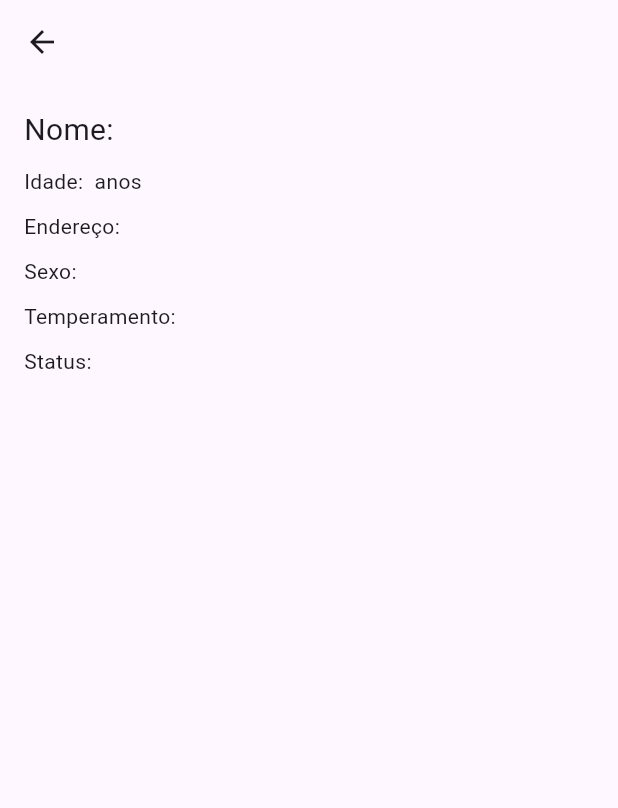
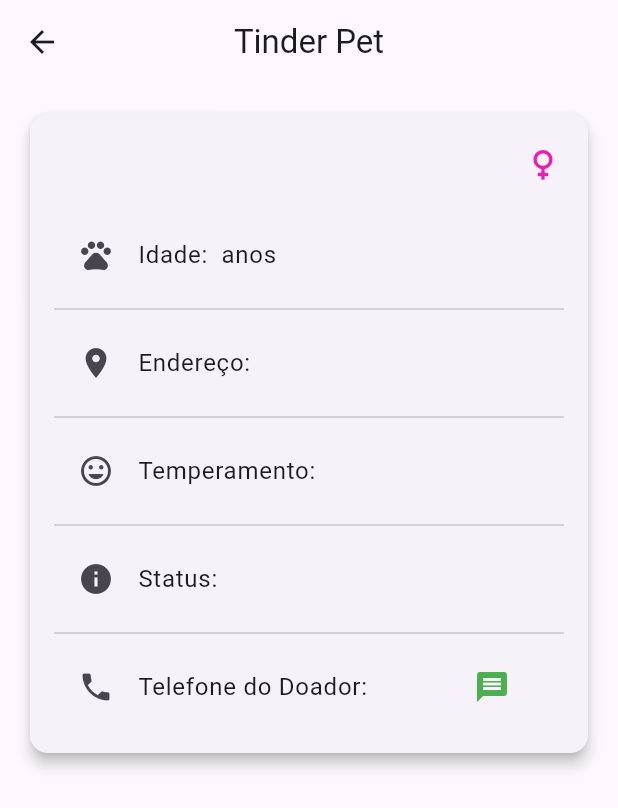
Before and after one commit to marcondesu/tinder-pet, a Flutter app: the PetDetailView screen opened directly with empty values, on a phone screen of 412 x 824 dp. Shown: the top 808 px of the screen. Run offline on Flutter 3.47's test engine with Material 3 defaults, Android fonts, the phone set to English and light mode, and no system bars; our stand-ins replace diacritic, flutter_dotenv, geocoding, geolocator, google_maps_flutter, intl_phone_field and 1 more; accounts and stored records are empty.

Commit message:
feat: melhorando view | contato com doador

```diff
--- a/tinder_pet/lib/view/pet_detail_view.dart
+++ b/tinder_pet/lib/view/pet_detail_view.dart
@@ -1,32 +1,152 @@
 import 'package:flutter/material.dart';
+import 'package:supabase_flutter/supabase_flutter.dart';
+import 'package:tinder_pet/controller/profile_controller.dart';
+import 'package:url_launcher/url_launcher.dart'; // Importa o url_launcher para abrir o link do WhatsApp
 
-class PetDetailView extends StatelessWidget {
+class PetDetailView extends StatefulWidget {
   final Map<String, dynamic> pet;
 
   const PetDetailView({super.key, required this.pet});
 
   @override
+  _PetDetailViewState createState() => _PetDetailViewState();
+}
+
+class _PetDetailViewState extends State<PetDetailView> {
+  String? _donorPhone;
+
+  @override
+  void initState() {
+    super.initState();
+    _fetchDonorTelefone(); // Busca o telefone do doador
+  }
+
+  // Busca o telefone do doador a partir do ID do doador
+  Future<void> _fetchDonorTelefone() async {
+    final ProfileController profileController = ProfileController();
+
+    try {
+      final donorId = widget.pet['doador'] as String;
+
+      // Busca o usuário no Supabase para obter o telefone
+      final response = await Supabase.instance.client
+          .from('usuario') // Ajuste o nome da tabela se necessário
+          .select('telefone')
+          .eq('id', donorId)
+          .single();
+      if (response != null) {
+        setState(() {
+          _donorPhone = response['telefone'].toString();
+        });
+      } else {
+        print('Erro ao buscar telefone do doador: ${response}');
+      }
+    } catch (e) {
+      print('Erro ao buscar telefone do doador: $e');
+    }
+  }
+
+  // Função para abrir o WhatsApp
+  Future<void> _launchWhatsApp() async {
+    final phone = _donorPhone;
+    if (phone != null) {
+      final whatsappUrl =
+          "https://wa.me/$phone"; // Link do WhatsApp com o número do doador
+      if (await canLaunch(whatsappUrl)) {
+        await launch(whatsappUrl);
+      } else {
+        print('Could not launch $whatsappUrl');
+      }
+    }
+  }
+
+  @override
   Widget build(BuildContext context) {
     return Scaffold(
       appBar: AppBar(
-        title: Text(pet['nome']),
+        title: const Text('Tinder Pet'),
+        centerTitle: true,
       ),
       body: Padding(
         padding: const EdgeInsets.all(16.0),
-        child: Column(
-          crossAxisAlignment: CrossAxisAlignment.start,
+        child: ListView(
           children: [
-            Text('Nome: ${pet['nome']}', style: TextStyle(fontSize: 20)),
-            SizedBox(height: 10),
-            Text('Idade: ${pet['idade']} anos'),
-            SizedBox(height: 10),
-            Text('Endereço: ${pet['localizacao']}'),
-            SizedBox(height: 10),
-            Text('Sexo: ${pet['sexo']}'),
-            SizedBox(height: 10),
-            Text('Temperamento: ${pet['temperamento']}'),
-            SizedBox(height: 10),
-            Text('Status: ${pet['status']}'),
+            // Card com imagem do pet (se disponível)
+            Card(
+              shape: RoundedRectangleBorder(
+                borderRadius: BorderRadius.circular(12),
+              ),
+              elevation: 4,
+              child: Padding(
+                padding: const EdgeInsets.all(16.0),
+                child: Column(
+                  crossAxisAlignment: CrossAxisAlignment.start,
+                  children: [
+                    // Nome do pet com ícone de gênero
+                    Row(
+                      mainAxisAlignment: MainAxisAlignment.spaceBetween,
+                      children: [
+                        Text(
+                          widget.pet['nome'],
+                          style: const TextStyle(
+                            fontSize: 24,
+                            fontWeight: FontWeight.bold,
+                          ),
+                        ),
+                        Icon(
+                          widget.pet['sexo'] == 'macho'
+                              ? Icons.male
+                              : Icons.female,
+                          color: widget.pet['sexo'] == 'macho'
+                              ? Colors.blue
+                              : const Color.fromARGB(255, 233, 30, 182),
+                          size: 28,
+                        ),
+                      ],
+                    ),
+                    const SizedBox(height: 16),
+                    // Idade
+                    ListTile(
+                      leading: const Icon(Icons.pets),
+                      title: Text('Idade: ${widget.pet['idade']} anos'),
+                    ),
+                    const Divider(),
+                    // Localização
+                    ListTile(
+                      leading: const Icon(Icons.location_on),
+                      title: Text('Endereço: ${widget.pet['localizacao']}'),
+                    ),
+                    const Divider(),
+                    // Temperamento
+                    ListTile(
+                      leading: const Icon(Icons.mood),
+                      title:
+                          Text('Temperamento: ${widget.pet['temperamento']}'),
+                    ),
+                    const Divider(),
+                    // Status
+                    ListTile(
+                      leading: const Icon(Icons.info),
+                      title: Text('Status: ${widget.pet['status']}'),
+                    ),
+                    const Divider(),
+                    // Telefone do doador
+                    ListTile(
+                      leading: const Icon(Icons.phone),
+                      title: Text(
+                          'Telefone do Doador: ${_donorPhone ?? 'Carregando...'}'),
+                      trailing: _donorPhone != null
+                          ? IconButton(
+                              icon: const Icon(Icons.message),
+                              onPressed: _launchWhatsApp, // Chama o WhatsApp
+                              color: Colors.green,
+                            )
+                          : null,
+                    ),
+                  ],
+                ),
+              ),
+            ),
           ],
         ),
       ),
```
